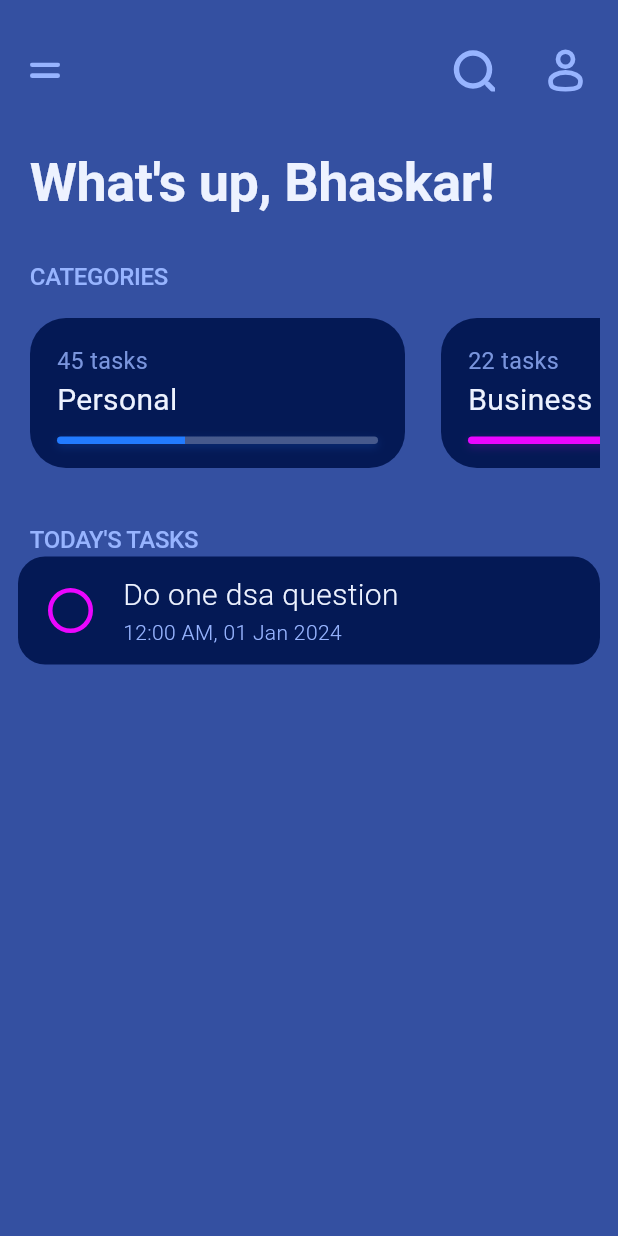
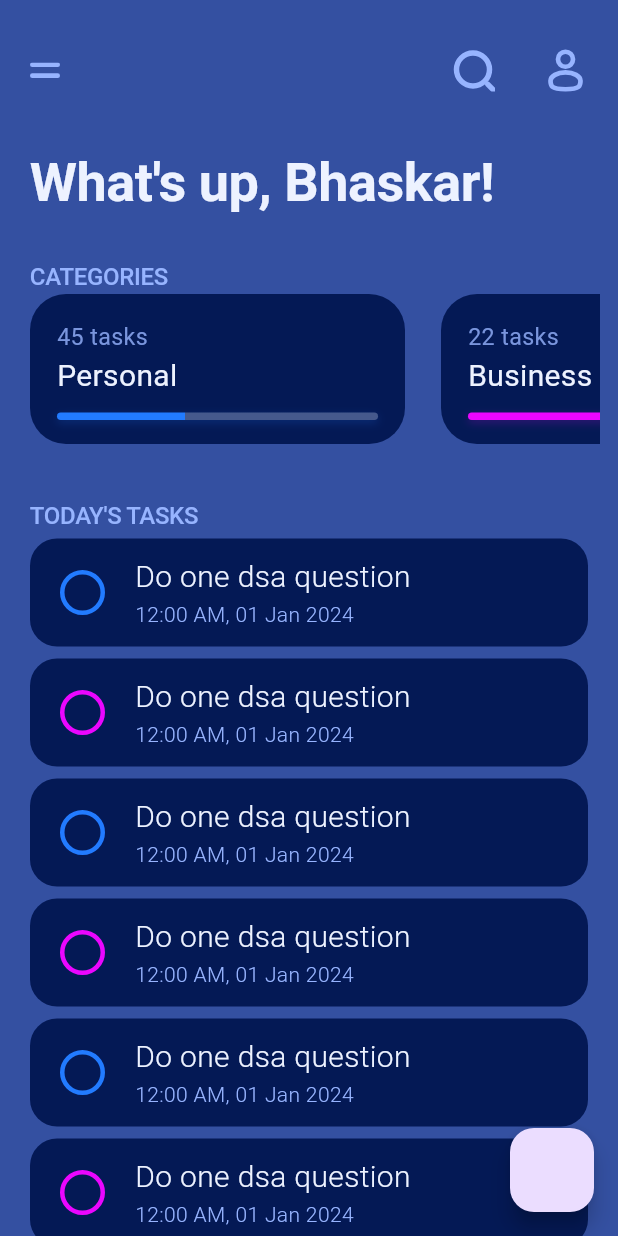
Before and after one commit to bhaskaraa45/gymtrack, a Flutter app: the screen it shows after launch, on a phone screen of 412 x 824 dp. Run offline on Flutter 3.47's test engine with Material 3 defaults, Android fonts, the phone set to English and light mode, and no system bars; our stand-ins replace flutter_svg.

Commit message:
custom page route added, and home page complete

```diff
--- /dev/null
+++ b/frontend/lib/screens/add_todo.dart
@@ -0,0 +1,19 @@
+import 'package:flutter/material.dart';
+import 'package:flutter/services.dart';
+import 'package:todo/colors/colors.dart';
+
+class AddTodoScreen extends StatefulWidget {
+  const AddTodoScreen({super.key});
+
+  @override
+  State<AddTodoScreen> createState() => _AddTodoScreenState();
+}
+
+class _AddTodoScreenState extends State<AddTodoScreen> {
+  @override
+  Widget build(BuildContext context) {
+    return Scaffold(
+      backgroundColor: MyColors().primary,
+    );
+  }
+}
--- a/frontend/lib/screens/home.dart
+++ b/frontend/lib/screens/home.dart
@@ -1,8 +1,11 @@
 import 'package:flutter/material.dart';
+import 'package:flutter/services.dart';
 import 'package:todo/colors/colors.dart';
 import 'package:todo/models/tag_model.dart';
 import 'package:todo/models/todo_model.dart';
+import 'package:todo/screens/add_todo.dart';
 import 'package:todo/widgets/categories_card.dart';
+import 'package:todo/widgets/custom_route.dart';
 import 'package:todo/widgets/svg_icon.dart';
 import 'package:todo/widgets/tasks_card.dart';
 
@@ -22,12 +25,67 @@ class _HomeScreenState extends State<HomeScreen> {
     TagModel(tag: 'Othets', completeTasks: 12, tasks: 18),
   ];
 
-TodoModel todoModel = TodoModel(id: 10, title: "Do one dsa question", description: "1", isDone: false, tag: "tag", User: "bhaskar", time: DateTime(2024,1,1));
+  List<TodoModel> todos = [
+    TodoModel(
+        id: 10,
+        title: "Do one dsa question",
+        description: "1",
+        isDone: false,
+        tag: "tag",
+        User: "bhaskar",
+        time: DateTime(2024, 1, 1)),
+    TodoModel(
+        id: 10,
+        title: "Do one dsa question",
+        description: "1",
+        isDone: false,
+        tag: "tag",
+        User: "bhaskar",
+        time: DateTime(2024, 1, 1)),
+    TodoModel(
+        id: 10,
+        title: "Do one dsa question",
+        description: "1",
+        isDone: false,
+        tag: "tag",
+        User: "bhaskar",
+        time: DateTime(2024, 1, 1)),
+    TodoModel(
+        id: 10,
+        title: "Do one dsa question",
+        description: "1",
+        isDone: false,
+        tag: "tag",
+        User: "bhaskar",
+        time: DateTime(2024, 1, 1)),
+    TodoModel(
+        id: 10,
+        title: "Do one dsa question",
+        description: "1",
+        isDone: false,
+        tag: "tag",
+        User: "bhaskar",
+        time: DateTime(2024, 1, 1)),
+    TodoModel(
+        id: 10,
+        title: "Do one dsa question",
+        description: "1",
+        isDone: false,
+        tag: "tag",
+        User: "bhaskar",
+        time: DateTime(2024, 1, 1)),
+        TodoModel(
+        id: 10,
+        title: "Do one dsa question",
+        description: "1",
+        isDone: false,
+        tag: "tag",
+        User: "bhaskar",
+        time: DateTime(2024, 1, 1)),
+  ];
 
   Widget headerIcons() {
-    return Container(
-      // color: Colors.amber,
-      child: Row(
+    return Row(
       children: [
         InkWell(
             onTap: () {},
@@ -64,7 +122,6 @@ TodoModel todoModel = TodoModel(id: 10, title: "Do one dsa question", descriptio
               ),
             )),
       ],
-      ),
     );
   }
 
@@ -100,9 +157,39 @@ TodoModel todoModel = TodoModel(id: 10, title: "Do one dsa question", descriptio
         });
   }
 
+  Widget listOfTasks() {
+    return ListView.builder(
+        itemCount: todos.length,
+        itemBuilder: (ctx, index) {
+          return Padding(
+            padding: const EdgeInsets.fromLTRB(8, 4, 8, 4),
+            child: TasksCard(
+                color: index % 2 == 0 ? MyColors().blue : MyColors().purple,
+                todo: todos[index]),
+          );
+        });
+  }
+
+  Widget floatingActionButton(){
+    return FloatingActionButton(
+      onPressed: (){
+        Navigator.push(context, CustomPageRoute(child: const  AddTodoScreen(),startPos: const Offset(0, 1)));
+      },
+      // child: ,
+
+    );
+  }
+
   @override
   Widget build(BuildContext context) {
     return Scaffold(
+      appBar: AppBar(
+        toolbarHeight: 0.0,
+        systemOverlayStyle: SystemUiOverlayStyle(
+          statusBarColor: MyColors().primary
+        ),
+      ),
+      floatingActionButton: floatingActionButton() ,
       backgroundColor: MyColors().primary,
       body: SafeArea(
           child: Padding(
@@ -135,14 +222,13 @@ TodoModel todoModel = TodoModel(id: 10, title: "Do one dsa question", descriptio
                     fontSize: 16),
               ),
             ),
-            const SizedBox(
-              height: 16,
-            ),
+            // const SizedBox(
+            //   height: 16,
+            // ),
             Padding(
               padding: const EdgeInsets.only(left: 8.0),
-              child: SizedBox(
-                height: 100 ,
-                child: Expanded(child: listOfTags())),
+              child:
+                  SizedBox(height: 100, child: Expanded(child: listOfTags())),
             ),
             const SizedBox(
               height: 36,
@@ -158,8 +244,7 @@ TodoModel todoModel = TodoModel(id: 10, title: "Do one dsa question", descriptio
                     fontSize: 16),
               ),
             ),
-
-            TasksCard(color: MyColors().purple,todo: todoModel,)
+            Expanded(child: listOfTasks())
           ],
         ),
       )),
--- /dev/null
+++ b/frontend/lib/widgets/custom_route.dart
@@ -0,0 +1,22 @@
+import 'package:flutter/material.dart';
+
+class CustomPageRoute extends PageRouteBuilder {
+  final Widget child;
+  final Offset startPos;
+  CustomPageRoute({required this.child, this.startPos = const Offset(1, 0)})
+      : super(pageBuilder: (context, animation, secondaryAnimation) => child);
+
+  @override
+  Widget buildTransitions(BuildContext context, Animation<double> animation,
+      Animation<double> secondaryAnimation, Widget child) {
+    return SlideTransition(
+      position: Tween<Offset>(begin: startPos, end: const Offset(0, 0))
+          .animate(
+            CurvedAnimation(
+              parent: animation,
+              curve: const Interval(0, 0.55))
+          ),
+      child: child,
+    );
+  }
+}
--- a/frontend/lib/widgets/tasks_card.dart
+++ b/frontend/lib/widgets/tasks_card.dart
@@ -99,7 +99,9 @@ class _TasksCardState extends State<TasksCard> {
                   style: TextStyle(
                       color: MyColors().textColor,
                       fontSize: 20,
-                      decoration: isDone?  TextDecoration.lineThrough : TextDecoration.none,
+                      decoration: isDone
+                          ? TextDecoration.lineThrough
+                          : TextDecoration.none,
                       decorationColor: MyColors().textColor,
                       decorationThickness: 2,
                       fontWeight: FontWeight.w300),
```
Lines whose indentation alone changed are shown as unchanged.
